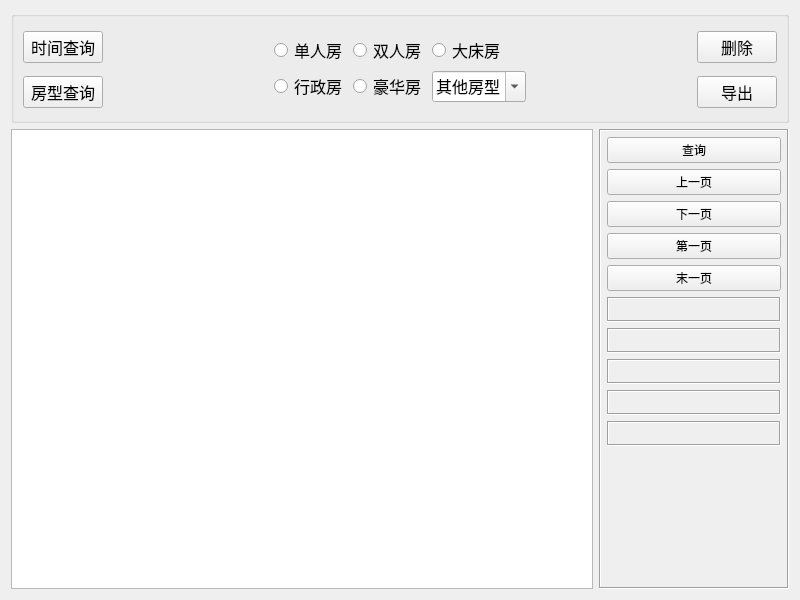
Qt form frmdbpage.ui (Yzyqoung/Qt-hotelSystem) before a commit.
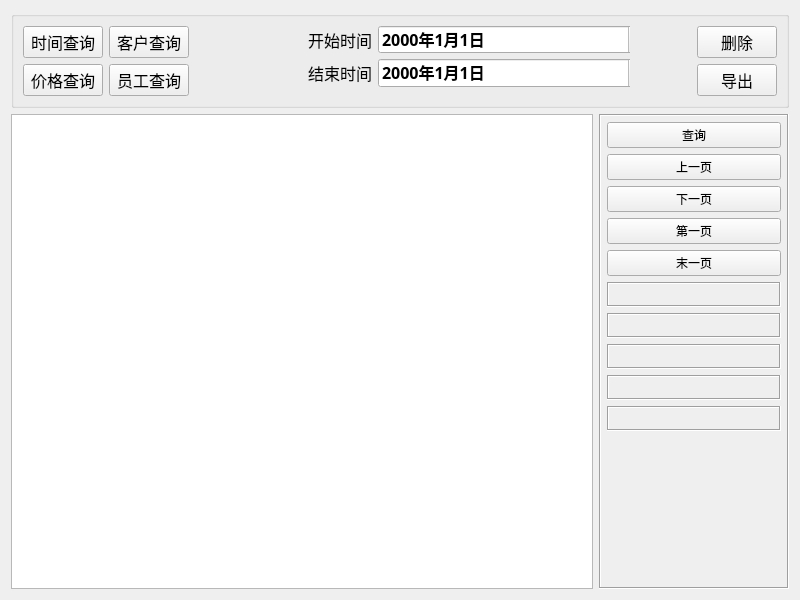
The same form after that commit. Icons and pictures are not drawn.

Commit message: 订单分页功能完成，合并login登录界面

The edit to the form file:
```diff
--- a/frmdbpage.ui
+++ b/frmdbpage.ui
@@ -33,74 +33,94 @@
         </property>
        </widget>
       </item>
-      <item row="0" column="2" rowspan="2">
+      <item row="0" column="5">
+       <widget class="QPushButton" name="btnDelete">
+        <property name="cursor">
+         <cursorShape>ArrowCursor</cursorShape>
+        </property>
+        <property name="text">
+         <string>删除</string>
+        </property>
+        <property name="icon">
+         <iconset>
+          <normaloff>:/image/delete.png</normaloff>:/image/delete.png</iconset>
+        </property>
+        <property name="iconSize">
+         <size>
+          <width>20</width>
+          <height>20</height>
+         </size>
+        </property>
+       </widget>
+      </item>
+      <item row="1" column="0">
+       <widget class="QPushButton" name="btn_price">
+        <property name="text">
+         <string>价格查询</string>
+        </property>
+       </widget>
+      </item>
+      <item row="1" column="5">
+       <widget class="QPushButton" name="btnExcel">
+        <property name="cursor">
+         <cursorShape>ArrowCursor</cursorShape>
+        </property>
+        <property name="toolTip">
+         <string>功能开发中</string>
+        </property>
+        <property name="text">
+         <string>导出</string>
+        </property>
+        <property name="icon">
+         <iconset>
+          <normaloff>:/image/excel.png</normaloff>:/image/excel.png</iconset>
+        </property>
+        <property name="iconSize">
+         <size>
+          <width>20</width>
+          <height>20</height>
+         </size>
+        </property>
+       </widget>
+      </item>
+      <item row="0" column="4">
+       <spacer name="horizontalSpacer">
+        <property name="orientation">
+         <enum>Qt::Horizontal</enum>
+        </property>
+        <property name="sizeHint" stdset="0">
+         <size>
+          <width>40</width>
+          <height>20</height>
+         </size>
+        </property>
+       </spacer>
+      </item>
+      <item row="0" column="2">
+       <spacer name="horizontalSpacer_2">
+        <property name="orientation">
+         <enum>Qt::Horizontal</enum>
+        </property>
+        <property name="sizeHint" stdset="0">
+         <size>
+          <width>40</width>
+          <height>20</height>
+         </size>
+        </property>
+       </spacer>
+      </item>
+      <item row="0" column="3" rowspan="2">
        <widget class="QStackedWidget" name="stackedWidget">
         <property name="currentIndex">
          <number>0</number>
         </property>
-        <widget class="QWidget" name="roompage">
-         <layout class="QGridLayout" name="gridLayout_2">
-          <item row="1" column="2">
-           <widget class="QComboBox" name="roomBox">
-            <property name="editable">
-             <bool>true</bool>
-            </property>
-            <item>
-             <property name="text">
-              <string>其他房型</string>
-             </property>
-            </item>
-            <item>
-             <property name="text">
-              <string>总统套房</string>
-             </property>
-            </item>
-           </widget>
-          </item>
-          <item row="0" column="0">
-           <widget class="QRadioButton" name="btn_oneroom">
-            <property name="text">
-             <string>单人房</string>
-            </property>
-           </widget>
-          </item>
-          <item row="0" column="1">
-           <widget class="QRadioButton" name="btn_tworoom">
-            <property name="text">
-             <string>双人房</string>
-            </property>
-           </widget>
-          </item>
-          <item row="0" column="2">
-           <widget class="QRadioButton" name="btn_bigroom">
-            <property name="text">
-             <string>大床房</string>
-            </property>
-           </widget>
-          </item>
-          <item row="1" column="1">
-           <widget class="QRadioButton" name="btn_delroom">
-            <property name="text">
-             <string>豪华房</string>
-            </property>
-           </widget>
-          </item>
-          <item row="1" column="0">
-           <widget class="QRadioButton" name="btn_exeroom">
-            <property name="text">
-             <string>行政房</string>
-            </property>
-           </widget>
-          </item>
-         </layout>
-        </widget>
         <widget class="QWidget" name="timepage">
          <widget class="QWidget" name="layoutWidget">
           <property name="geometry">
            <rect>
-            <x>20</x>
-            <y>10</y>
-            <width>273</width>
+            <x>52</x>
+            <y>0</y>
+            <width>341</width>
             <height>61</height>
            </rect>
           </property>
@@ -183,83 +203,73 @@
           </layout>
          </widget>
         </widget>
-       </widget>
-      </item>
-      <item row="0" column="4">
-       <widget class="QPushButton" name="btnDelete">
-        <property name="cursor">
-         <cursorShape>ArrowCursor</cursorShape>
-        </property>
-        <property name="text">
-         <string>删除</string>
-        </property>
-        <property name="icon">
-         <iconset>
-          <normaloff>:/image/delete.png</normaloff>:/image/delete.png</iconset>
-        </property>
-        <property name="iconSize">
-         <size>
-          <width>20</width>
-          <height>20</height>
-         </size>
-        </property>
-       </widget>
-      </item>
-      <item row="1" column="0">
-       <widget class="QPushButton" name="btn_room">
-        <property name="text">
-         <string>房型查询</string>
-        </property>
-       </widget>
-      </item>
-      <item row="1" column="4">
-       <widget class="QPushButton" name="btnExcel">
-        <property name="cursor">
-         <cursorShape>ArrowCursor</cursorShape>
-        </property>
-        <property name="toolTip">
-         <string>功能开发中</string>
-        </property>
-        <property name="text">
-         <string>导出</string>
-        </property>
-        <property name="icon">
-         <iconset>
-          <normaloff>:/image/excel.png</normaloff>:/image/excel.png</iconset>
-        </property>
-        <property name="iconSize">
-         <size>
-          <width>20</width>
-          <height>20</height>
-         </size>
-        </property>
+        <widget class="QWidget" name="customerpage">
+         <layout class="QGridLayout" name="gridLayout_4">
+          <item row="0" column="0">
+           <widget class="QLabel" name="lab_customer">
+            <property name="text">
+             <string>客户姓名：</string>
+            </property>
+           </widget>
+          </item>
+          <item row="0" column="1">
+           <widget class="QLineEdit" name="edit_customer"/>
+          </item>
+         </layout>
+        </widget>
+        <widget class="QWidget" name="pricepage">
+         <layout class="QGridLayout" name="gridLayout_2">
+          <item row="0" column="3">
+           <widget class="QLineEdit" name="edit_price2"/>
+          </item>
+          <item row="0" column="2">
+           <widget class="QLabel" name="lab_label">
+            <property name="text">
+             <string>-</string>
+            </property>
+           </widget>
+          </item>
+          <item row="0" column="1">
+           <widget class="QLineEdit" name="edit_price1"/>
+          </item>
+          <item row="0" column="0">
+           <widget class="QLabel" name="lab_price">
+            <property name="text">
+             <string>金额：</string>
+            </property>
+           </widget>
+          </item>
+         </layout>
+        </widget>
+        <widget class="QWidget" name="staffpage">
+         <layout class="QGridLayout" name="gridLayout_5">
+          <item row="0" column="0">
+           <widget class="QLabel" name="lab_staff">
+            <property name="text">
+             <string>员工姓名：</string>
+            </property>
+           </widget>
+          </item>
+          <item row="0" column="1">
+           <widget class="QLineEdit" name="edit_staff"/>
+          </item>
+         </layout>
+        </widget>
        </widget>
       </item>
       <item row="0" column="1">
-       <spacer name="horizontalSpacer_2">
-        <property name="orientation">
-         <enum>Qt::Horizontal</enum>
+       <widget class="QPushButton" name="btn_customer">
+        <property name="text">
+         <string>客户查询</string>
         </property>
-        <property name="sizeHint" stdset="0">
-         <size>
-          <width>40</width>
-          <height>20</height>
-         </size>
-        </property>
-       </spacer>
+       </widget>
       </item>
-      <item row="0" column="3">
-       <spacer name="horizontalSpacer">
-        <property name="orientation">
-         <enum>Qt::Horizontal</enum>
+      <item row="1" column="1">
+       <widget class="QPushButton" name="btn_staff">
+        <property name="text">
+         <string>员工查询</string>
         </property>
-        <property name="sizeHint" stdset="0">
-         <size>
-          <width>40</width>
-          <height>20</height>
-         </size>
-        </property>
-       </spacer>
+       </widget>
       </item>
      </layout>
     </widget>
```
The commit also changes 5 other files.
